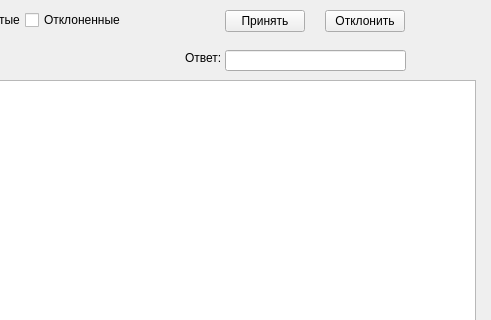
ig-or-ka/yacht-rentals, file yacht_clerk/request_viewer.ui: the form before one commit; both pictures show x 225 to 716 and y 0 to 320 of the 716 by 409 pixel window.
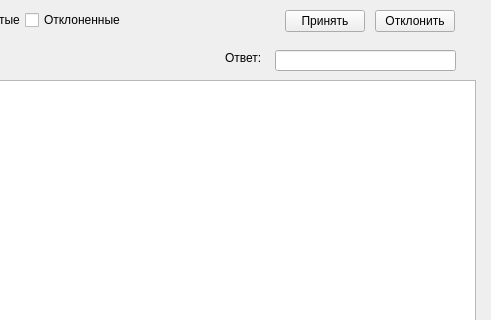
The form after the commit.

Commit message: Поправил ui у клерка

What changed in the file:
```diff
--- a/yacht_clerk/request_viewer.ui
+++ b/yacht_clerk/request_viewer.ui
@@ -84,7 +84,7 @@
      <rect>
       <x>350</x>
       <y>12</y>
-      <width>111</width>
+      <width>131</width>
       <height>16</height>
      </rect>
     </property>
@@ -95,7 +95,7 @@
    <widget class="QPushButton" name="allowButton">
     <property name="geometry">
      <rect>
-      <x>450</x>
+      <x>510</x>
       <y>10</y>
       <width>80</width>
       <height>22</height>
@@ -108,7 +108,7 @@
    <widget class="QPushButton" name="denyButton">
     <property name="geometry">
      <rect>
-      <x>550</x>
+      <x>600</x>
       <y>10</y>
       <width>80</width>
       <height>22</height>
@@ -121,7 +121,7 @@
    <widget class="QLineEdit" name="answerEdit">
     <property name="geometry">
      <rect>
-      <x>450</x>
+      <x>500</x>
       <y>50</y>
       <width>181</width>
       <height>21</height>
@@ -131,7 +131,7 @@
    <widget class="QLabel" name="label">
     <property name="geometry">
      <rect>
-      <x>410</x>
+      <x>450</x>
       <y>50</y>
       <width>41</width>
       <height>16</height>
```
The commit also changes 1 other file.
